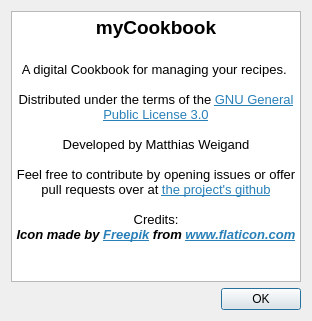
First picture: the form in ui/about.ui, repository mwip/myCookbook, before the edit.
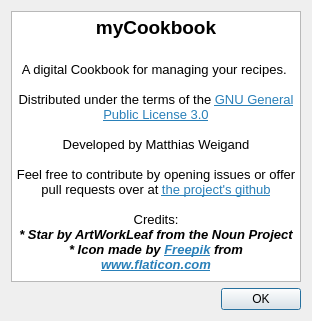
Second picture: the form after the edit.

Commit message: Add star.svg as ressource and attribution to about

```diff
--- a/ui/about.ui
+++ b/ui/about.ui
@@ -20,19 +20,20 @@
       <string>&lt;!DOCTYPE HTML PUBLIC &quot;-//W3C//DTD HTML 4.0//EN&quot; &quot;http://www.w3.org/TR/REC-html40/strict.dtd&quot;&gt;
 &lt;html&gt;&lt;head&gt;&lt;meta name=&quot;qrichtext&quot; content=&quot;1&quot; /&gt;&lt;style type=&quot;text/css&quot;&gt;
 p, li { white-space: pre-wrap; }
-&lt;/style&gt;&lt;/head&gt;&lt;body style=&quot; font-family:'Noto Sans'; font-size:10pt; font-weight:400; font-style:normal;&quot;&gt;
+&lt;/style&gt;&lt;/head&gt;&lt;body style=&quot; font-family:'Sans Serif'; font-size:9pt; font-weight:400; font-style:normal;&quot;&gt;
 &lt;p align=&quot;center&quot; style=&quot; margin-top:0px; margin-bottom:0px; margin-left:0px; margin-right:0px; -qt-block-indent:0; text-indent:0px;&quot;&gt;&lt;span style=&quot; font-family:'Noto Sans'; font-size:14pt; font-weight:600;&quot;&gt;myCookbook&lt;/span&gt;&lt;/p&gt;
 &lt;p align=&quot;center&quot; style=&quot;-qt-paragraph-type:empty; margin-top:0px; margin-bottom:0px; margin-left:0px; margin-right:0px; -qt-block-indent:0; text-indent:0px; font-family:'Noto Sans'; font-size:14pt; font-weight:600;&quot;&gt;&lt;br /&gt;&lt;/p&gt;
-&lt;p align=&quot;center&quot; style=&quot; margin-top:0px; margin-bottom:0px; margin-left:0px; margin-right:0px; -qt-block-indent:0; text-indent:0px;&quot;&gt;&lt;span style=&quot; font-family:'Noto Sans';&quot;&gt;A digital Cookbook for managing your recipes. &lt;/span&gt;&lt;/p&gt;
-&lt;p align=&quot;center&quot; style=&quot;-qt-paragraph-type:empty; margin-top:0px; margin-bottom:0px; margin-left:0px; margin-right:0px; -qt-block-indent:0; text-indent:0px; font-family:'Noto Sans';&quot;&gt;&lt;br /&gt;&lt;/p&gt;
-&lt;p align=&quot;center&quot; style=&quot; margin-top:0px; margin-bottom:0px; margin-left:0px; margin-right:0px; -qt-block-indent:0; text-indent:0px;&quot;&gt;&lt;span style=&quot; font-family:'Noto Sans';&quot;&gt;Distributed under the terms of the &lt;/span&gt;&lt;a href=&quot;https://www.gnu.org/licenses/gpl-3.0.html&quot;&gt;&lt;span style=&quot; font-family:'Noto Sans'; text-decoration: underline; color:#2980b9;&quot;&gt;GNU General Public License 3.0&lt;/span&gt;&lt;/a&gt;&lt;/p&gt;
-&lt;p align=&quot;center&quot; style=&quot;-qt-paragraph-type:empty; margin-top:0px; margin-bottom:0px; margin-left:0px; margin-right:0px; -qt-block-indent:0; text-indent:0px; font-family:'Noto Sans';&quot;&gt;&lt;br /&gt;&lt;/p&gt;
-&lt;p align=&quot;center&quot; style=&quot; margin-top:0px; margin-bottom:0px; margin-left:0px; margin-right:0px; -qt-block-indent:0; text-indent:0px;&quot;&gt;&lt;span style=&quot; font-family:'Noto Sans';&quot;&gt;Developed by Matthias Weigand&lt;/span&gt;&lt;/p&gt;
-&lt;p align=&quot;center&quot; style=&quot;-qt-paragraph-type:empty; margin-top:0px; margin-bottom:0px; margin-left:0px; margin-right:0px; -qt-block-indent:0; text-indent:0px; font-family:'Noto Sans';&quot;&gt;&lt;br /&gt;&lt;/p&gt;
-&lt;p align=&quot;center&quot; style=&quot; margin-top:0px; margin-bottom:0px; margin-left:0px; margin-right:0px; -qt-block-indent:0; text-indent:0px;&quot;&gt;&lt;span style=&quot; font-family:'Noto Sans';&quot;&gt;Feel free to contribute by opening issues or offer pull requests over at &lt;/span&gt;&lt;a href=&quot;https://github.com/mwip/myCookbook&quot;&gt;&lt;span style=&quot; font-family:'Noto Sans'; text-decoration: underline; color:#2980b9;&quot;&gt;the project's github&lt;/span&gt;&lt;/a&gt;&lt;/p&gt;
-&lt;p align=&quot;center&quot; style=&quot;-qt-paragraph-type:empty; margin-top:0px; margin-bottom:0px; margin-left:0px; margin-right:0px; -qt-block-indent:0; text-indent:0px; font-family:'Noto Sans';&quot;&gt;&lt;br /&gt;&lt;/p&gt;
-&lt;p align=&quot;center&quot; style=&quot; margin-top:0px; margin-bottom:0px; margin-left:0px; margin-right:0px; -qt-block-indent:0; text-indent:0px;&quot;&gt;&lt;span style=&quot; font-family:'Noto Sans';&quot;&gt;Credits:&lt;/span&gt;&lt;/p&gt;
-&lt;p align=&quot;center&quot; style=&quot; margin-top:0px; margin-bottom:0px; margin-left:0px; margin-right:0px; -qt-block-indent:0; text-indent:0px;&quot;&gt;&lt;span style=&quot; font-family:'Noto Sans'; font-weight:600; font-style:italic;&quot;&gt;Icon made by &lt;/span&gt;&lt;a href=&quot;https://www.freepik.com/home&quot;&gt;&lt;span style=&quot; font-family:'Noto Sans'; font-weight:600; font-style:italic; text-decoration: underline; color:#2980b9;&quot;&gt;Freepik&lt;/span&gt;&lt;/a&gt;&lt;span style=&quot; font-family:'Noto Sans'; font-weight:600; font-style:italic;&quot;&gt; from &lt;/span&gt;&lt;a href=&quot;http://www.flaticon.com/&quot;&gt;&lt;span style=&quot; font-family:'Noto Sans'; font-weight:600; font-style:italic; text-decoration: underline; color:#2980b9;&quot;&gt;www.flaticon.com&lt;/span&gt;&lt;/a&gt;&lt;/p&gt;&lt;/body&gt;&lt;/html&gt;</string>
+&lt;p align=&quot;center&quot; style=&quot; margin-top:0px; margin-bottom:0px; margin-left:0px; margin-right:0px; -qt-block-indent:0; text-indent:0px;&quot;&gt;&lt;span style=&quot; font-family:'Noto Sans'; font-size:10pt;&quot;&gt;A digital Cookbook for managing your recipes. &lt;/span&gt;&lt;/p&gt;
+&lt;p align=&quot;center&quot; style=&quot;-qt-paragraph-type:empty; margin-top:0px; margin-bottom:0px; margin-left:0px; margin-right:0px; -qt-block-indent:0; text-indent:0px; font-family:'Noto Sans'; font-size:10pt;&quot;&gt;&lt;br /&gt;&lt;/p&gt;
+&lt;p align=&quot;center&quot; style=&quot; margin-top:0px; margin-bottom:0px; margin-left:0px; margin-right:0px; -qt-block-indent:0; text-indent:0px;&quot;&gt;&lt;span style=&quot; font-family:'Noto Sans'; font-size:10pt;&quot;&gt;Distributed under the terms of the &lt;/span&gt;&lt;a href=&quot;https://www.gnu.org/licenses/gpl-3.0.html&quot;&gt;&lt;span style=&quot; font-family:'Noto Sans'; font-size:10pt; text-decoration: underline; color:#2980b9;&quot;&gt;GNU General Public License 3.0&lt;/span&gt;&lt;/a&gt;&lt;/p&gt;
+&lt;p align=&quot;center&quot; style=&quot;-qt-paragraph-type:empty; margin-top:0px; margin-bottom:0px; margin-left:0px; margin-right:0px; -qt-block-indent:0; text-indent:0px; font-family:'Noto Sans'; font-size:10pt;&quot;&gt;&lt;br /&gt;&lt;/p&gt;
+&lt;p align=&quot;center&quot; style=&quot; margin-top:0px; margin-bottom:0px; margin-left:0px; margin-right:0px; -qt-block-indent:0; text-indent:0px;&quot;&gt;&lt;span style=&quot; font-family:'Noto Sans'; font-size:10pt;&quot;&gt;Developed by Matthias Weigand&lt;/span&gt;&lt;/p&gt;
+&lt;p align=&quot;center&quot; style=&quot;-qt-paragraph-type:empty; margin-top:0px; margin-bottom:0px; margin-left:0px; margin-right:0px; -qt-block-indent:0; text-indent:0px; font-family:'Noto Sans'; font-size:10pt;&quot;&gt;&lt;br /&gt;&lt;/p&gt;
+&lt;p align=&quot;center&quot; style=&quot; margin-top:0px; margin-bottom:0px; margin-left:0px; margin-right:0px; -qt-block-indent:0; text-indent:0px;&quot;&gt;&lt;span style=&quot; font-family:'Noto Sans'; font-size:10pt;&quot;&gt;Feel free to contribute by opening issues or offer pull requests over at &lt;/span&gt;&lt;a href=&quot;https://github.com/mwip/myCookbook&quot;&gt;&lt;span style=&quot; font-family:'Noto Sans'; font-size:10pt; text-decoration: underline; color:#2980b9;&quot;&gt;the project's github&lt;/span&gt;&lt;/a&gt;&lt;/p&gt;
+&lt;p align=&quot;center&quot; style=&quot;-qt-paragraph-type:empty; margin-top:0px; margin-bottom:0px; margin-left:0px; margin-right:0px; -qt-block-indent:0; text-indent:0px; font-family:'Noto Sans'; font-size:10pt;&quot;&gt;&lt;br /&gt;&lt;/p&gt;
+&lt;p align=&quot;center&quot; style=&quot; margin-top:0px; margin-bottom:0px; margin-left:0px; margin-right:0px; -qt-block-indent:0; text-indent:0px;&quot;&gt;&lt;span style=&quot; font-family:'Noto Sans'; font-size:10pt;&quot;&gt;Credits:&lt;/span&gt;&lt;/p&gt;
+&lt;p align=&quot;center&quot; style=&quot; margin-top:0px; margin-bottom:0px; margin-left:0px; margin-right:0px; -qt-block-indent:0; text-indent:0px;&quot;&gt;&lt;span style=&quot; font-family:'Noto Sans'; font-size:10pt; font-weight:600; font-style:italic;&quot;&gt;* Star by ArtWorkLeaf from the Noun Project&lt;/span&gt;&lt;/p&gt;
+&lt;p align=&quot;center&quot; style=&quot; margin-top:0px; margin-bottom:0px; margin-left:0px; margin-right:0px; -qt-block-indent:0; text-indent:0px;&quot;&gt;&lt;span style=&quot; font-family:'Noto Sans'; font-size:10pt; font-weight:600; font-style:italic;&quot;&gt;* Icon made by &lt;/span&gt;&lt;a href=&quot;https://www.freepik.com/home&quot;&gt;&lt;span style=&quot; font-family:'Noto Sans'; font-size:10pt; font-weight:600; font-style:italic; text-decoration: underline; color:#2980b9;&quot;&gt;Freepik&lt;/span&gt;&lt;/a&gt;&lt;span style=&quot; font-family:'Noto Sans'; font-size:10pt; font-weight:600; font-style:italic;&quot;&gt; from &lt;/span&gt;&lt;a href=&quot;http://www.flaticon.com/&quot;&gt;&lt;span style=&quot; font-family:'Noto Sans'; font-size:10pt; font-weight:600; font-style:italic; text-decoration: underline; color:#2980b9;&quot;&gt;www.flaticon.com&lt;/span&gt;&lt;/a&gt;&lt;/p&gt;&lt;/body&gt;&lt;/html&gt;</string>
      </property>
     </widget>
    </item>
```
The commit also changes 1 other file.
